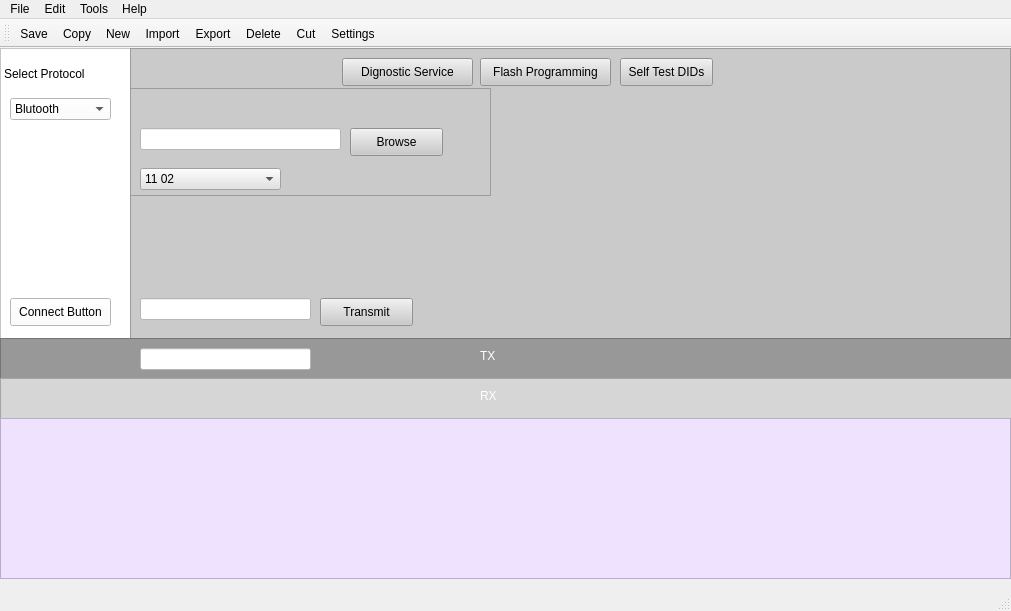
Qt form Heading.ui (Ambarish8969/PyQt5_Designs) before a commit.
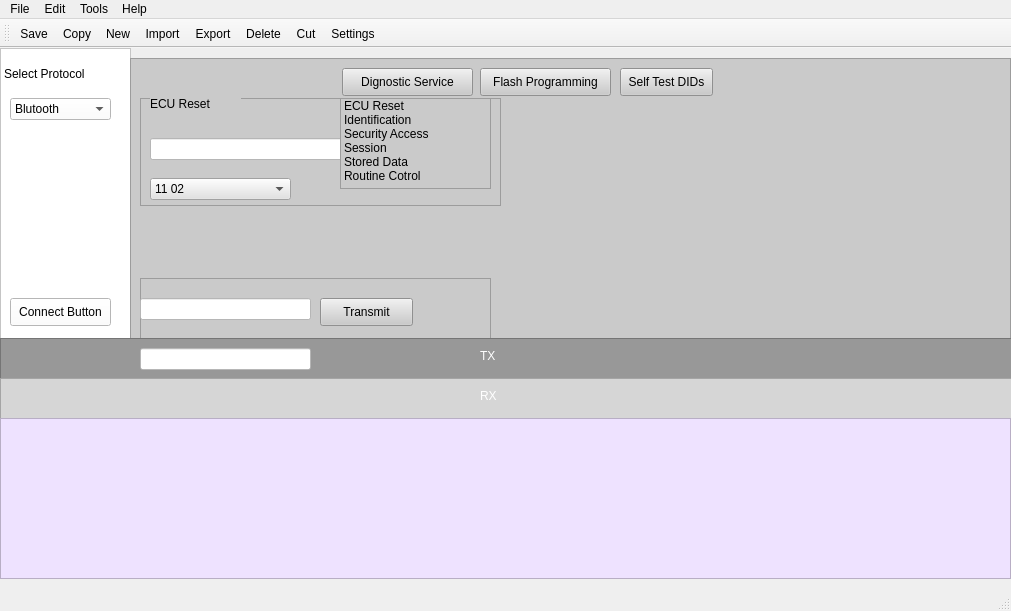
The same form after that commit. Icons and pictures are not drawn.

```diff
--- a/Heading.ui
+++ b/Heading.ui
@@ -97,7 +97,7 @@
     <property name="geometry">
      <rect>
       <x>130</x>
-      <y>0</y>
+      <y>10</y>
       <width>881</width>
       <height>291</height>
      </rect>
@@ -153,7 +153,7 @@
     <widget class="QFrame" name="frame_6">
      <property name="geometry">
       <rect>
-       <x>0</x>
+       <x>10</x>
        <y>40</y>
        <width>361</width>
        <height>108</height>
@@ -215,31 +215,103 @@
       </item>
      </widget>
     </widget>
-    <widget class="QLineEdit" name="lineEdit_2">
+    <widget class="QListWidget" name="listWidget">
      <property name="geometry">
       <rect>
-       <x>10</x>
-       <y>250</y>
-       <width>171</width>
-       <height>22</height>
+       <x>210</x>
+       <y>40</y>
+       <width>151</width>
+       <height>91</height>
+      </rect>
+     </property>
+     <item>
+      <property name="text">
+       <string>ECU Reset</string>
+      </property>
+     </item>
+     <item>
+      <property name="text">
+       <string>Identification</string>
+      </property>
+     </item>
+     <item>
+      <property name="text">
+       <string>Security Access</string>
+      </property>
+     </item>
+     <item>
+      <property name="text">
+       <string>Session</string>
+      </property>
+     </item>
+     <item>
+      <property name="text">
+       <string>Stored Data</string>
+      </property>
+     </item>
+     <item>
+      <property name="text">
+       <string>Routine Cotrol</string>
+      </property>
+     </item>
+    </widget>
+    <widget class="QLabel" name="label_4">
+     <property name="geometry">
+      <rect>
+       <x>20</x>
+       <y>30</y>
+       <width>91</width>
+       <height>31</height>
       </rect>
      </property>
      <property name="styleSheet">
-      <string notr="true">background-color: rgb(255, 255, 255);</string>
+      <string notr="true">font: 10pt &quot;MS Shell Dlg 2&quot;;</string>
+     </property>
+     <property name="text">
+      <string>ECU Reset</string>
      </property>
     </widget>
-    <widget class="QPushButton" name="pushButton_6">
+    <widget class="QFrame" name="frame_7">
      <property name="geometry">
       <rect>
-       <x>190</x>
-       <y>250</y>
-       <width>93</width>
-       <height>28</height>
+       <x>10</x>
+       <y>220</y>
+       <width>351</width>
+       <height>80</height>
       </rect>
      </property>
-     <property name="text">
-      <string>Transmit</string>
+     <property name="frameShape">
+      <enum>QFrame::StyledPanel</enum>
      </property>
+     <property name="frameShadow">
+      <enum>QFrame::Raised</enum>
+     </property>
+     <widget class="QLineEdit" name="lineEdit_2">
+      <property name="geometry">
+       <rect>
+        <x>0</x>
+        <y>20</y>
+        <width>171</width>
+        <height>22</height>
+       </rect>
+      </property>
+      <property name="styleSheet">
+       <string notr="true">background-color: rgb(255, 255, 255);</string>
+      </property>
+     </widget>
+     <widget class="QPushButton" name="pushButton_6">
+      <property name="geometry">
+       <rect>
+        <x>180</x>
+        <y>20</y>
+        <width>93</width>
+        <height>28</height>
+       </rect>
+      </property>
+      <property name="text">
+       <string>Transmit</string>
+      </property>
+     </widget>
     </widget>
    </widget>
    <widget class="QFrame" name="frame_3">
```
